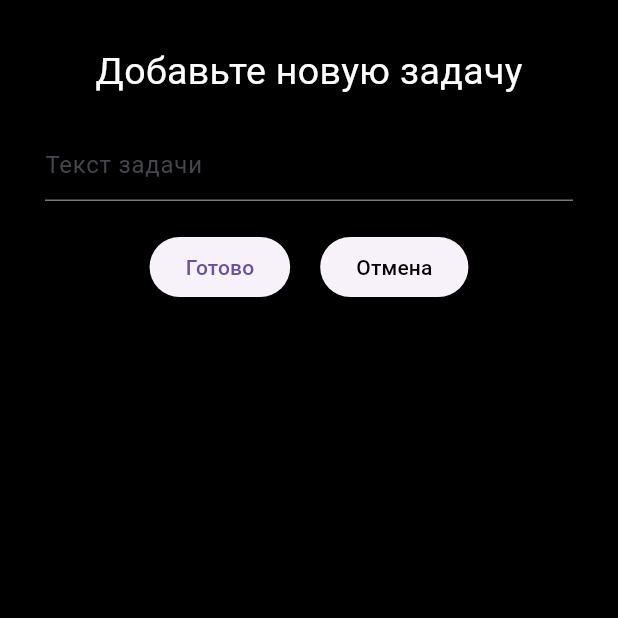
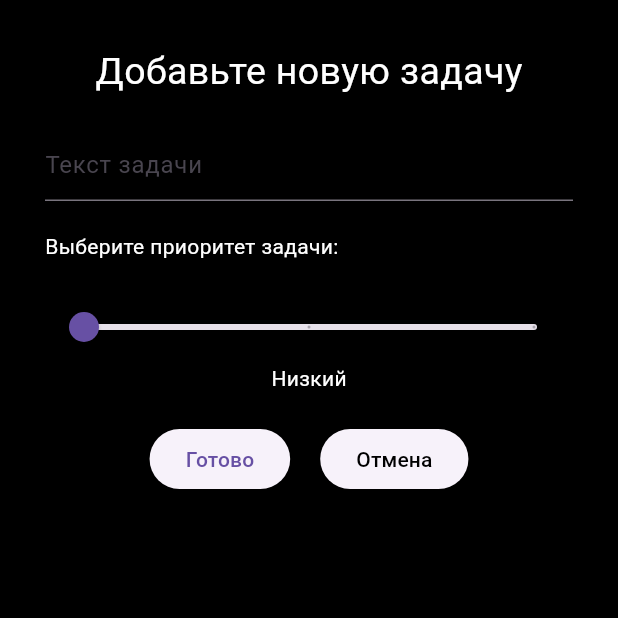
Before and after one commit to IILLUMINATION/todoFlutter, a Flutter app: the TasksScreen screen opened directly, after a tap on "Добавить задачу", on a phone screen of 412 x 824 dp, the top half of it. Run offline on Flutter 3.47's test engine with Material 3 defaults, Android fonts, the phone set to English and light mode, and no system bars; our stand-ins replace flutter_riverpod, hive, hive_flutter; accounts and stored records are empty.

Commit message:
Добвил приоритеты для задач с помощью слайдера

```diff
--- a/lib/models/task.dart
+++ b/lib/models/task.dart
@@ -10,6 +10,8 @@ class Task {
   bool done;
   @HiveField(2)
   final String id;
+  @HiveField(3)
+  int priority;
 
-  Task(this.done, this.text, this.id);
+  Task(this.done, this.text, this.id, this.priority);
 }
--- a/lib/screens/create_task_screen.dart
+++ b/lib/screens/create_task_screen.dart
@@ -1,16 +1,23 @@
 import 'package:flutter/material.dart';
+import 'package:flutter_riverpod/flutter_riverpod.dart';
 import 'package:hive/hive.dart';
+import 'package:flutter_riverpod/legacy.dart';
 import 'package:todo_flutter/models/task.dart';
+import 'package:todo_flutter/utils/helpers.dart';
 import 'package:uuid/uuid.dart';
 
-class CreateTaskScreen extends StatelessWidget {
+final createTaskPriorityProvider = StateProvider<int>((ref) => 0);
+
+class CreateTaskScreen extends ConsumerWidget {
   final VoidCallback onTaskAdded;
 
   const CreateTaskScreen({super.key, required this.onTaskAdded});
 
   @override
-  Widget build(BuildContext context) {
+  Widget build(BuildContext context, WidgetRef ref) {
     final textFieldController = TextEditingController();
+    final priority = ref.watch(createTaskPriorityProvider);
+
     return Scaffold(
       backgroundColor: Colors.black,
       body: Padding(
@@ -31,6 +38,31 @@ class CreateTaskScreen extends StatelessWidget {
                 ),
                 SizedBox(height: 20),
                 Row(
+                  mainAxisAlignment: MainAxisAlignment.start,
+                  children: [
+                    Text(
+                      "Выберите приоритет задачи:",
+                      style: TextStyle(color: Colors.white),
+                    ),
+                  ],
+                ),
+                SizedBox(height: 20),
+                Slider(
+                  value: priority.toDouble(),
+                  min: 0,
+                  max: 2,
+                  divisions: 2,
+                  onChanged: (newValue) {
+                    ref.read(createTaskPriorityProvider.notifier).state =
+                        newValue.toInt();
+                  },
+                ),
+                Text(
+                  checkerPriority(ref.read(createTaskPriorityProvider)),
+                  style: TextStyle(color: Colors.white),
+                ),
+                SizedBox(height: 20),
+                Row(
                   mainAxisAlignment: MainAxisAlignment.center,
                   children: [
                     ElevatedButton(
@@ -40,7 +72,7 @@ class CreateTaskScreen extends StatelessWidget {
                         if (text.isNotEmpty) {
                           final box = Hive.box<Task>("tasks");
                           final newId = const Uuid().v4();
-                          box.put(newId, Task(false, text, newId));
+                          box.put(newId, Task(false, text, newId, priority));
 
                           textFieldController.clear();
                           Navigator.pop(context);
--- /dev/null
+++ b/lib/utils/helpers.dart
@@ -0,0 +1,11 @@
+String checkerPriority(int valueSlider) {
+  String text = "";
+  if (valueSlider == 0) {
+    text = "Низкий";
+  } else if (valueSlider == 1) {
+    text = "Средний";
+  } else if (valueSlider == 2) {
+    text = "Высокий";
+  }
+  return text;
+}
```
Also changed, not shown: lib/screens/menu_screen.dart (+7 -7 lines), lib/screens/tasks_screen.dart (+16 -1 lines), lib/models/task.g.dart, pubspec.lock.
